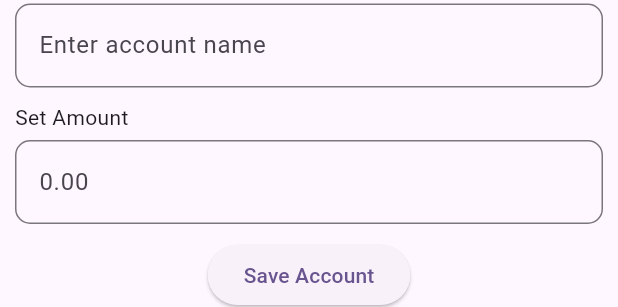
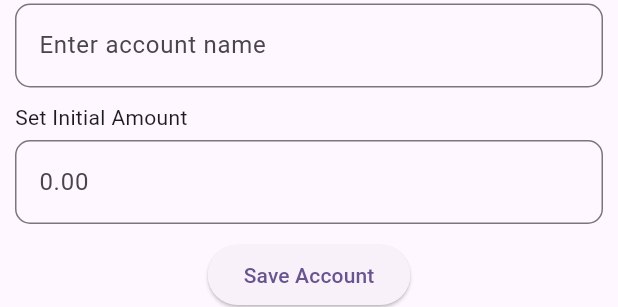
Before and after one commit to diikey/penny_track, a Flutter app: the AccountsScreen widget shown alone on an empty page, opened directly, after a tap on "ADD AN ACCOUNT", on a phone screen of 412 x 824 dp. Shown: the part 133-440 px from the top of the screen. Run offline on Flutter 3.47's test engine with Material 3 defaults, Android fonts, the light colour scheme and no system bars; our stand-ins replace bloc, equatable, flutter_bloc, sqflite; accounts and stored records are empty.

Commit message:
accounts correct computation with records applied

```diff
--- a/lib/bloc/accounts/accounts_bloc.dart
+++ b/lib/bloc/accounts/accounts_bloc.dart
@@ -13,6 +13,7 @@ class AccountsBloc extends Bloc<AccountsEvent, AccountsState> {
 
   AccountsBloc(this.accountsRepository) : super(AccountsInitial()) {
     on<AccountsGetEvent>(_onAccountsGetEvent);
+    on<AccountsGetCalculatedEvent>(_onAccountsGetCalculatedEvent);
     on<AccountsManageEvent>(_onAccountsManageEvent);
   }
 
@@ -21,6 +22,18 @@ class AccountsBloc extends Bloc<AccountsEvent, AccountsState> {
     emit(AccountsLoading());
     try {
       final List<Account> accounts = await accountsRepository.getAccounts();
+      emit(AccountsSuccess(accounts));
+    } catch (e) {
+      emit(AccountsFailed("failed to get accounts"));
+    }
+  }
+
+  void _onAccountsGetCalculatedEvent(
+      AccountsGetCalculatedEvent event, Emitter<AccountsState> emit) async {
+    emit(AccountsLoading());
+    try {
+      final List<Account> accounts =
+          await accountsRepository.getCalculatedAccounts();
       emit(AccountsSuccess(accounts));
     } catch (e) {
       emit(AccountsFailed("failed to get accounts"));
--- a/lib/bloc/accounts/accounts_event.dart
+++ b/lib/bloc/accounts/accounts_event.dart
@@ -11,6 +11,10 @@ final class AccountsGetEvent extends AccountsEvent {
   const AccountsGetEvent();
 }
 
+final class AccountsGetCalculatedEvent extends AccountsEvent {
+  const AccountsGetCalculatedEvent();
+}
+
 final class AccountsManageEvent extends AccountsEvent {
   final Account account;
   final Crud flag;
--- a/lib/data/dto/accounts/account.dart
+++ b/lib/data/dto/accounts/account.dart
@@ -12,33 +12,46 @@ class Account {
   final String id;
   final double accountAmount;
   final String accountName;
+  final double? accountCurrentAmount;
 
   Account({
     required this.id,
     required this.accountAmount,
     required this.accountName,
+    this.accountCurrentAmount,
   });
 
   Account copyWith({
     String? id,
     double? accountAmount,
     String? accountName,
+    double? accountCurrentAmount,
   }) =>
       Account(
         id: id ?? this.id,
         accountAmount: accountAmount ?? this.accountAmount,
         accountName: accountName ?? this.accountName,
+        accountCurrentAmount: accountCurrentAmount ?? this.accountCurrentAmount,
       );
 
   factory Account.fromJson(Map<String, dynamic> json) => Account(
         id: json["_id"],
         accountAmount: double.parse(json["account_amount"]),
         accountName: json["account_name"],
+        accountCurrentAmount: json[
+            "account_current_amount"], //no need to parse since the return is already double
       );
 
   Map<String, dynamic> toJson() => {
         "_id": id,
         "account_amount": accountAmount,
         "account_name": accountName,
+        "account_current_amount": accountCurrentAmount,
+      };
+
+  Map<String, dynamic> insertToJson() => {
+        "_id": id,
+        "account_amount": accountAmount,
+        "account_name": accountName,
       };
 }
--- a/lib/data/local/local_data.dart
+++ b/lib/data/local/local_data.dart
@@ -35,6 +35,11 @@ class LocalData implements LocalDataSource {
   }
 
   @override
+  Future<List<Account>> getCalculatedAccounts() async {
+    return await _dbhelper.getCalculatedAccounts();
+  }
+
+  @override
   Future<int> manageAccount(
       {required Account account, required Crud flag}) async {
     switch (flag) {
--- a/lib/data/local/local_data_source.dart
+++ b/lib/data/local/local_data_source.dart
@@ -5,11 +5,10 @@ import 'package:penny_track/utils/general_utils.dart';
 abstract class LocalDataSource {
   ///records
   Future<List<Record>> getRecords();
-
   Future<int> manageRecord({required Record record, required Crud flag});
 
   ///accounts
   Future<List<Account>> getAccounts();
-
+  Future<List<Account>> getCalculatedAccounts();
   Future<int> manageAccount({required Account account, required Crud flag});
 }
--- a/lib/data/repositories/accounts/accounts_repository.dart
+++ b/lib/data/repositories/accounts/accounts_repository.dart
@@ -14,7 +14,13 @@ class AccountsRepository implements AccountsRepositorySource {
   }
 
   @override
-  Future<int> manageAccount({required Account account, required Crud flag}) async {
+  Future<List<Account>> getCalculatedAccounts() async {
+    return await _localData.getCalculatedAccounts();
+  }
+
+  @override
+  Future<int> manageAccount(
+      {required Account account, required Crud flag}) async {
     return await _localData.manageAccount(account: account, flag: flag);
   }
 }
--- a/lib/data/repositories/accounts/accounts_repository_source.dart
+++ b/lib/data/repositories/accounts/accounts_repository_source.dart
@@ -3,6 +3,6 @@ import 'package:penny_track/utils/general_utils.dart';
 
 abstract class AccountsRepositorySource {
   Future<List<Account>> getAccounts();
-
+  Future<List<Account>> getCalculatedAccounts();
   Future<int> manageAccount({required Account account, required Crud flag});
 }
--- a/lib/database/dbhelper.dart
+++ b/lib/database/dbhelper.dart
@@ -138,7 +138,7 @@ class DBHelper {
     Database db = await instance.database;
     return await db.insert(
       accountsTable,
-      row.toJson(),
+      row.insertToJson(),
       conflictAlgorithm: ConflictAlgorithm.replace,
     );
   }
@@ -161,6 +161,34 @@ class DBHelper {
   Future<List<Account>> getAccounts() async {
     Database db = await instance.database;
     final List<Map<String, dynamic>> result = await db.query(accountsTable);
+
+    //Convert the list of maps into Records
+    return List.generate(
+      result.length,
+      (i) => Account.fromJson(result[i]),
+    );
+  }
+
+  Future<List<Account>> getCalculatedAccounts() async {
+    Database db = await instance.database;
+    final List<Map<String, dynamic>> result = await db.rawQuery('''
+      SELECT
+        a.*,
+        a.account_amount +
+        COALESCE(SUM(CASE
+          WHEN r.record_type = 'income' THEN r.record_amount
+          WHEN r.record_type = 'expense' THEN -r.record_amount
+          WHEN r.record_type = 'transfer' AND r.record_account = a.account_name THEN -r.record_amount
+          WHEN r.record_type = 'transfer' AND r.record_account_transfer = a.account_name THEN r.record_amount
+          ELSE 0
+        END), 0) AS account_current_amount
+      FROM
+        accounts a
+      LEFT JOIN
+        records r ON r.record_account = a.account_name OR r.record_account_transfer = a.account_name
+      GROUP BY
+        a.account_name, a.account_amount;
+      ''');
 
     //Convert the list of maps into Records
     return List.generate(
@@ -197,7 +225,7 @@ class DBHelper {
     String id = row.id;
     return await db.update(
       accountsTable,
-      row.toJson(),
+      row.insertToJson(),
       where: '$columnId = ?',
       whereArgs: [id],
     );
--- a/lib/ui/accounts/accounts_screen.dart
+++ b/lib/ui/accounts/accounts_screen.dart
@@ -15,7 +15,7 @@ class AccountsScreen extends StatefulWidget {
 class _AccountsScreenState extends State<AccountsScreen> {
   @override
   void initState() {
-    context.read<AccountsBloc>().add(AccountsGetEvent());
+    context.read<AccountsBloc>().add(AccountsGetCalculatedEvent());
     super.initState();
   }
 
@@ -51,7 +51,8 @@ class _AccountsScreenState extends State<AccountsScreen> {
               if (state is AccountsSuccess)
                 if (state.accounts.isNotEmpty)
                   Expanded(
-                    child: ListView.builder(
+                    child: ListView.separated(
+                      separatorBuilder: (context, index) => Divider(),
                       itemCount: state.accounts.length,
                       itemBuilder: (context, index) {
                         final account = state.accounts[index];
@@ -60,11 +61,20 @@ class _AccountsScreenState extends State<AccountsScreen> {
                             _navigateToManageAccount(
                                 context: context, account: account);
                           },
-                          tileColor:
-                              index % 2 == 0 ? Colors.grey : Colors.white,
                           title: Text(account.accountName),
-                          trailing: Text(GeneralUtils.convertDoubleToMoney(
-                              amount: account.accountAmount)),
+                          subtitle: Text(
+                            "inital amount: ${GeneralUtils.convertDoubleToMoney(amount: account.accountAmount)}",
+                            style: TextStyle(
+                              fontSize: 11,
+                            ),
+                          ),
+                          trailing: Text(
+                            GeneralUtils.convertDoubleToMoney(
+                                amount: account.accountCurrentAmount!),
+                            style: TextStyle(
+                              fontSize: 14,
+                            ),
+                          ),
                         );
                       },
                     ),
@@ -92,7 +102,7 @@ class _AccountsScreenState extends State<AccountsScreen> {
     double totalAmount = 0.0;
 
     for (final element in accounts) {
-      totalAmount += element.accountAmount;
+      totalAmount += element.accountCurrentAmount!;
     }
 
     return GeneralUtils.convertDoubleToMoney(amount: totalAmount);
@@ -108,7 +118,7 @@ class _AccountsScreenState extends State<AccountsScreen> {
 
     if (!context.mounted || result == null) return;
     if (result == "success") {
-      context.read<AccountsBloc>().add(AccountsGetEvent());
+      context.read<AccountsBloc>().add(AccountsGetCalculatedEvent());
     }
   }
 }
--- a/lib/ui/accounts/manage_account_screen.dart
+++ b/lib/ui/accounts/manage_account_screen.dart
@@ -84,7 +84,7 @@ class _ManageAccountScreenState extends State<ManageAccountScreen> {
               Container(
                 alignment: Alignment.centerLeft,
                 padding: EdgeInsets.only(bottom: 5),
-                child: Text("Set Amount"),
+                child: Text("Set Initial Amount"),
               ),
               TextFormField(
                 controller: amountController,
--- a/lib/ui/records/records_screen.dart
+++ b/lib/ui/records/records_screen.dart
@@ -96,6 +96,9 @@ class _RecordsScreenState extends State<RecordsScreen> {
                               : "${record.recordAccount}${record.recordNotes == "" ? "" : " - ${record.recordNotes}"}",
                           maxLines: 1,
                           overflow: TextOverflow.ellipsis,
+                          style: TextStyle(
+                            fontSize: 11,
+                          ),
                         ),
                         trailing: Text(
                           GeneralUtils.convertDoubleToMoney(
--- a/lib/ui/records/widgets/choose_account_modal.dart
+++ b/lib/ui/records/widgets/choose_account_modal.dart
@@ -14,7 +14,7 @@ class ChooseAccountModal extends StatefulWidget {
 class _ChooseAccountModalState extends State<ChooseAccountModal> {
   @override
   void initState() {
-    context.read<AccountsBloc>().add(AccountsGetEvent());
+    context.read<AccountsBloc>().add(AccountsGetCalculatedEvent());
     super.initState();
   }
 
@@ -48,7 +48,7 @@ class _ChooseAccountModalState extends State<ChooseAccountModal> {
                           },
                           title: Text(account.accountName),
                           trailing: Text(GeneralUtils.convertDoubleToMoney(
-                              amount: account.accountAmount)),
+                              amount: account.accountCurrentAmount!)),
                           contentPadding: EdgeInsets.all(10),
                         );
                       },
```
